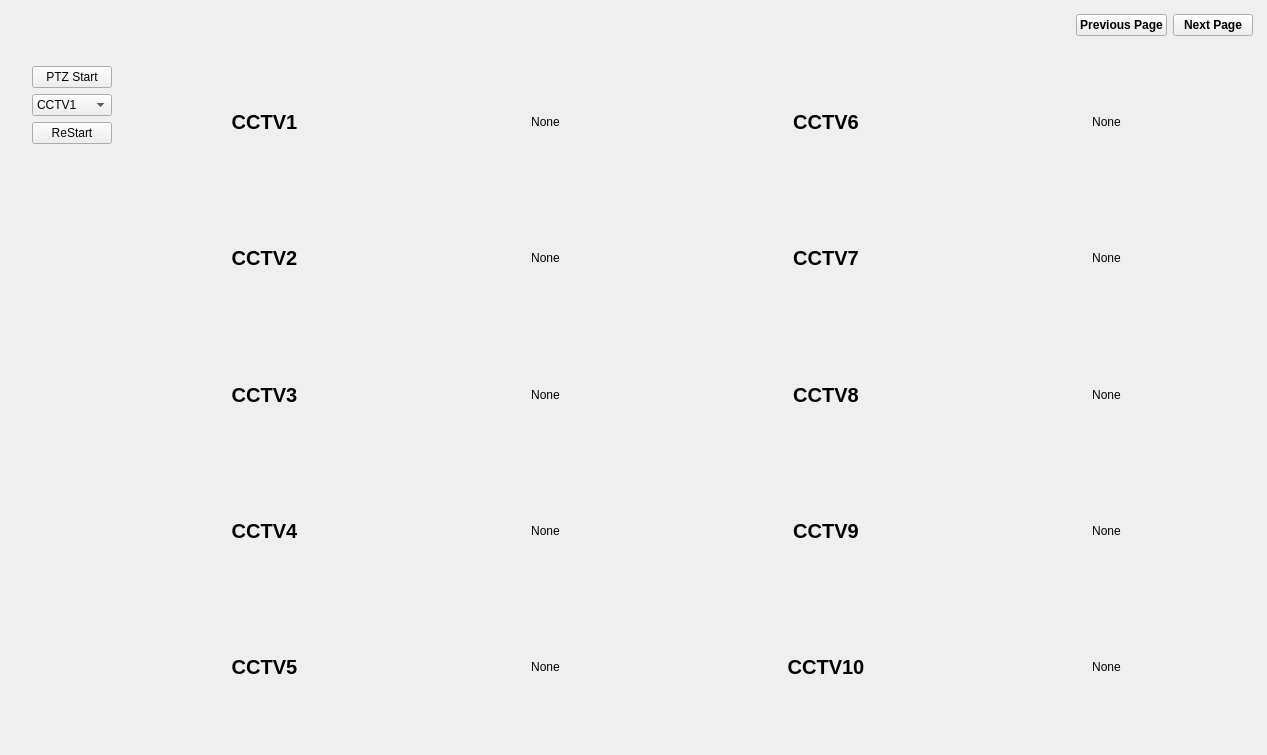
Before: the Qt Designer form ui/main.ui in minwook96/stitching, drawn with Qt 5.
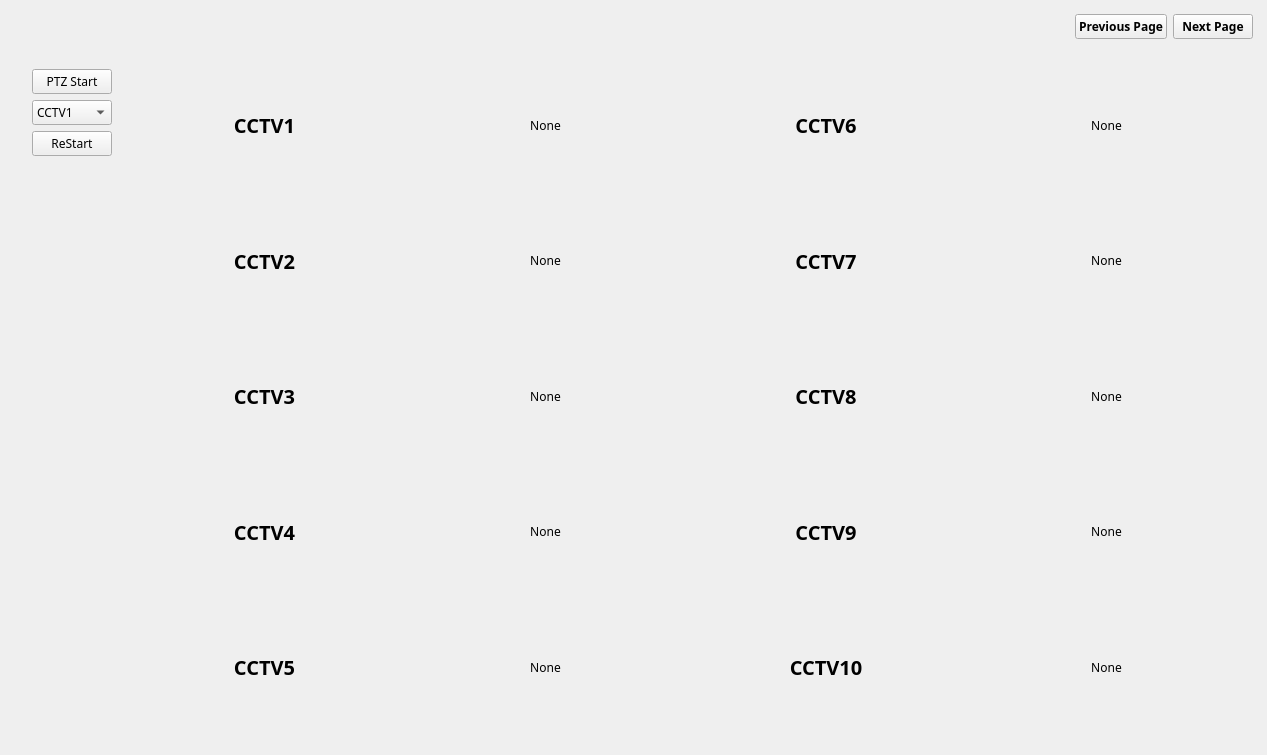
After: the same form once the commit is applied. The open tabs and pages were chosen to show the change. Icons and pictures are not drawn.

The edit to the form file:
```diff
--- a/ui/main.ui
+++ b/ui/main.ui
@@ -91,6 +91,7 @@
          </property>
          <property name="font">
           <font>
+           <family>나눔고딕</family>
            <weight>75</weight>
            <italic>false</italic>
            <bold>true</bold>
@@ -118,6 +119,7 @@
          </property>
          <property name="font">
           <font>
+           <family>나눔고딕</family>
            <weight>75</weight>
            <bold>true</bold>
           </font>
@@ -579,6 +581,11 @@
                   <verstretch>0</verstretch>
                  </sizepolicy>
                 </property>
+                <property name="font">
+                 <font>
+                  <family>나눔고딕</family>
+                 </font>
+                </property>
                 <property name="text">
                  <string>PTZ Start</string>
                 </property>
@@ -592,6 +599,11 @@
                   <verstretch>0</verstretch>
                  </sizepolicy>
                 </property>
+                <property name="font">
+                 <font>
+                  <family>나눔고딕</family>
+                 </font>
+                </property>
                 <item>
                  <property name="text">
                   <string>CCTV1</string>
@@ -652,6 +664,11 @@
                   <verstretch>0</verstretch>
                  </sizepolicy>
                 </property>
+                <property name="font">
+                 <font>
+                  <family>나눔고딕</family>
+                 </font>
+                </property>
                 <property name="text">
                  <string>ReStart</string>
                 </property>
@@ -677,6 +694,11 @@
             <layout class="QGridLayout" name="gridLayout_5">
              <item row="0" column="1">
               <widget class="QLabel" name="label_1">
+               <property name="font">
+                <font>
+                 <family>나눔고딕</family>
+                </font>
+               </property>
                <property name="text">
                 <string>None</string>
                </property>
@@ -689,6 +711,7 @@
               <widget class="QLabel" name="cctvLabel_1">
                <property name="font">
                 <font>
+                 <family>나눔고딕</family>
                  <pointsize>15</pointsize>
                  <weight>75</weight>
                  <bold>true</bold>
@@ -706,6 +729,7 @@
               <widget class="QLabel" name="cctvLabel_9">
                <property name="font">
                 <font>
+                 <family>나눔고딕</family>
                  <pointsize>15</pointsize>
                  <weight>75</weight>
                  <bold>true</bold>
@@ -723,6 +747,7 @@
               <widget class="QLabel" name="cctvLabel_4">
                <property name="font">
                 <font>
+                 <family>나눔고딕</family>
                  <pointsize>15</pointsize>
                  <weight>75</weight>
                  <bold>true</bold>
@@ -740,6 +765,7 @@
               <widget class="QLabel" name="cctvLabel_7">
                <property name="font">
                 <font>
+                 <family>나눔고딕</family>
                  <pointsize>15</pointsize>
                  <weight>75</weight>
                  <bold>true</bold>
@@ -757,6 +783,7 @@
               <widget class="QLabel" name="cctvLabel_2">
                <property name="font">
                 <font>
+                 <family>나눔고딕</family>
                  <pointsize>15</pointsize>
                  <weight>75</weight>
                  <bold>true</bold>
@@ -774,6 +801,7 @@
               <widget class="QLabel" name="cctvLabel_8">
                <property name="font">
                 <font>
+                 <family>나눔고딕</family>
                  <pointsize>15</pointsize>
                  <weight>75</weight>
                  <bold>true</bold>
@@ -789,6 +817,11 @@
              </item>
              <item row="4" column="3">
               <widget class="QLabel" name="label_10">
+               <property name="font">
+                <font>
+                 <family>나눔고딕</family>
+                </font>
+               </property>
                <property name="text">
                 <string>None</string>
                </property>
@@ -799,6 +832,11 @@
              </item>
              <item row="3" column="3">
               <widget class="QLabel" name="label_9">
+               <property name="font">
+                <font>
+                 <family>나눔고딕</family>
+                </font>
+               </property>
                <property name="text">
                 <string>None</string>
                </property>
@@ -809,6 +847,11 @@
              </item>
              <item row="1" column="3">
               <widget class="QLabel" name="label_7">
+               <property name="font">
+                <font>
+                 <family>나눔고딕</family>
+                </font>
+               </property>
                <property name="text">
                 <string>None</string>
                </property>
@@ -819,6 +862,11 @@
              </item>
              <item row="2" column="1">
               <widget class="QLabel" name="label_3">
+               <property name="font">
+                <font>
+                 <family>나눔고딕</family>
+                </font>
+               </property>
                <property name="text">
                 <string>None</string>
                </property>
@@ -829,6 +877,11 @@
              </item>
              <item row="3" column="1">
               <widget class="QLabel" name="label_4">
+               <property name="font">
+                <font>
+                 <family>나눔고딕</family>
+                </font>
+               </property>
                <property name="text">
                 <string>None</string>
                </property>
@@ -841,6 +894,7 @@
               <widget class="QLabel" name="cctvLabel_3">
                <property name="font">
                 <font>
+                 <family>나눔고딕</family>
                  <pointsize>15</pointsize>
                  <weight>75</weight>
                  <bold>true</bold>
@@ -858,6 +912,7 @@
               <widget class="QLabel" name="cctvLabel_10">
                <property name="font">
                 <font>
+                 <family>나눔고딕</family>
                  <pointsize>15</pointsize>
                  <weight>75</weight>
                  <bold>true</bold>
@@ -873,6 +928,11 @@
              </item>
              <item row="1" column="1">
               <widget class="QLabel" name="label_2">
+               <property name="font">
+                <font>
+                 <family>나눔고딕</family>
+                </font>
+               </property>
                <property name="text">
                 <string>None</string>
                </property>
@@ -883,6 +943,11 @@
              </item>
              <item row="2" column="3">
               <widget class="QLabel" name="label_8">
+               <property name="font">
+                <font>
+                 <family>나눔고딕</family>
+                </font>
+               </property>
                <property name="text">
                 <string>None</string>
                </property>
@@ -895,6 +960,7 @@
               <widget class="QLabel" name="cctvLabel_5">
                <property name="font">
                 <font>
+                 <family>나눔고딕</family>
                  <pointsize>15</pointsize>
                  <weight>75</weight>
                  <bold>true</bold>
@@ -910,6 +976,11 @@
              </item>
              <item row="0" column="3">
               <widget class="QLabel" name="label_6">
+               <property name="font">
+                <font>
+                 <family>나눔고딕</family>
+                </font>
+               </property>
                <property name="text">
                 <string>None</string>
                </property>
@@ -922,6 +993,7 @@
               <widget class="QLabel" name="cctvLabel_6">
                <property name="font">
                 <font>
+                 <family>나눔고딕</family>
                  <pointsize>15</pointsize>
                  <weight>75</weight>
                  <bold>true</bold>
@@ -937,6 +1009,11 @@
              </item>
              <item row="4" column="1">
               <widget class="QLabel" name="label_5">
+               <property name="font">
+                <font>
+                 <family>나눔고딕</family>
+                </font>
+               </property>
                <property name="text">
                 <string>None</string>
                </property>
```
Left out of the diff: 53 changed lines with no effect on the pictures.
